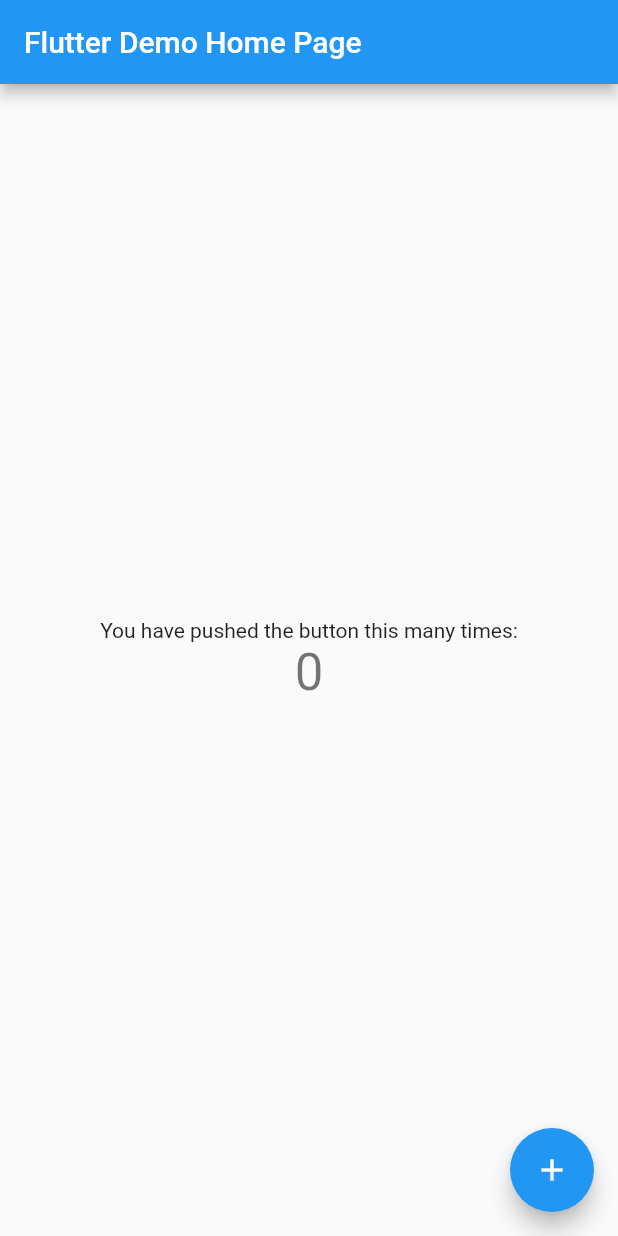
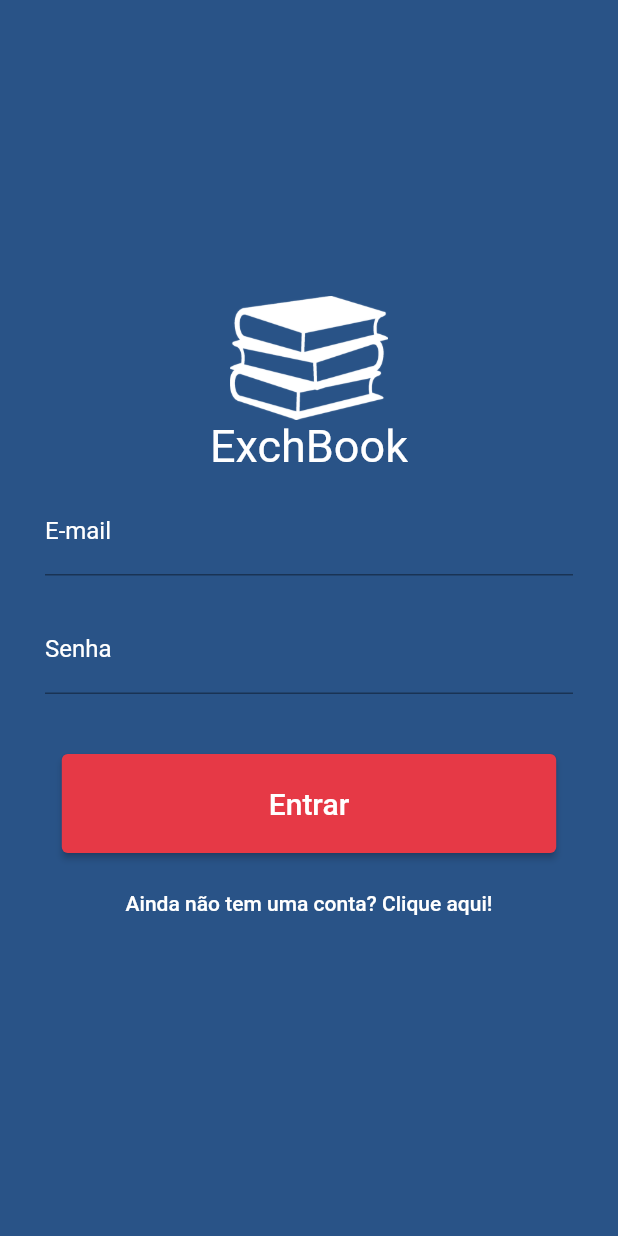
Before and after one commit to chfleury/exch-book-mobile, a Flutter app: the screen it shows after launch, on a phone screen of 412 x 824 dp. Run offline on Flutter 3.47's test engine with Material 2 defaults, Android fonts, the phone set to English and light mode, and no system bars; our stand-ins replace get; Roboto replaces fonts that are missing (SIMPLIFICA Typeface).

Commit message:
login page

```diff
--- a/lib/main.dart
+++ b/lib/main.dart
@@ -1,113 +1,21 @@
+import 'package:exch_book/util/constants.dart';
+import 'package:exch_book/views/login_page.dart';
 import 'package:flutter/material.dart';
+import 'package:get/get.dart';
 
 void main() {
   runApp(MyApp());
 }
 
 class MyApp extends StatelessWidget {
-  // This widget is the root of your application.
   @override
   Widget build(BuildContext context) {
-    return MaterialApp(
-      title: 'Flutter Demo',
+    return GetMaterialApp(
+      title: Constants.title,
       theme: ThemeData(
-        // This is the theme of your application.
-        //
-        // Try running your application with "flutter run". You'll see the
-        // application has a blue toolbar. Then, without quitting the app, try
-        // changing the primarySwatch below to Colors.green and then invoke
-        // "hot reload" (press "r" in the console where you ran "flutter run",
-        // or simply save your changes to "hot reload" in a Flutter IDE).
-        // Notice that the counter didn't reset back to zero; the application
-        // is not restarted.
         primarySwatch: Colors.blue,
       ),
-      home: MyHomePage(title: 'Flutter Demo Home Page'),
+      home: LoginPage(),
     );
   }
 }
-
-class MyHomePage extends StatefulWidget {
-  MyHomePage({Key? key, required this.title}) : super(key: key);
-
-  // This widget is the home page of your application. It is stateful, meaning
-  // that it has a State object (defined below) that contains fields that affect
-  // how it looks.
-
-  // This class is the configuration for the state. It holds the values (in this
-  // case the title) provided by the parent (in this case the App widget) and
-  // used by the build method of the State. Fields in a Widget subclass are
-  // always marked "final".
-
-  final String title;
-
-  @override
-  _MyHomePageState createState() => _MyHomePageState();
-}
-
-class _MyHomePageState extends State<MyHomePage> {
-  int _counter = 0;
-
-  void _incrementCounter() {
-    setState(() {
-      // This call to setState tells the Flutter framework that something has
-      // changed in this State, which causes it to rerun the build method below
-      // so that the display can reflect the updated values. If we changed
-      // _counter without calling setState(), then the build method would not be
-      // called again, and so nothing would appear to happen.
-      _counter++;
-    });
-  }
-
-  @override
-  Widget build(BuildContext context) {
-    // This method is rerun every time setState is called, for instance as done
-    // by the _incrementCounter method above.
-    //
-    // The Flutter framework has been optimized to make rerunning build methods
-    // fast, so that you can just rebuild anything that needs updating rather
-    // than having to individually change instances of widgets.
-    return Scaffold(
-      appBar: AppBar(
-        // Here we take the value from the MyHomePage object that was created by
-        // the App.build method, and use it to set our appbar title.
-        title: Text(widget.title),
-      ),
-      body: Center(
-        // Center is a layout widget. It takes a single child and positions it
-        // in the middle of the parent.
-        child: Column(
-          // Column is also a layout widget. It takes a list of children and
-          // arranges them vertically. By default, it sizes itself to fit its
-          // children horizontally, and tries to be as tall as its parent.
-          //
-          // Invoke "debug painting" (press "p" in the console, choose the
-          // "Toggle Debug Paint" action from the Flutter Inspector in Android
-          // Studio, or the "Toggle Debug Paint" command in Visual Studio Code)
-          // to see the wireframe for each widget.
-          //
-          // Column has various properties to control how it sizes itself and
-          // how it positions its children. Here we use mainAxisAlignment to
-          // center the children vertically; the main axis here is the vertical
-          // axis because Columns are vertical (the cross axis would be
-          // horizontal).
-          mainAxisAlignment: MainAxisAlignment.center,
-          children: <Widget>[
-            Text(
-              'You have pushed the button this many times:',
-            ),
-            Text(
-              '$_counter',
-              style: Theme.of(context).textTheme.headline4,
-            ),
-          ],
-        ),
-      ),
-      floatingActionButton: FloatingActionButton(
-        onPressed: _incrementCounter,
-        tooltip: 'Increment',
-        child: Icon(Icons.add),
-      ), // This trailing comma makes auto-formatting nicer for build methods.
-    );
-  }
-}
--- a/lib/util/constants.dart
+++ b/lib/util/constants.dart
@@ -1 +1,14 @@
-static const BASE_URL: '207.128.2.29:3333';
+import 'package:flutter/material.dart';
+
+class Constants {
+  static const BASE_URL = '207.128.2.29:3333';
+
+  static const title = 'ExchBook';
+
+  static const login = 'Entrar';
+  static const register = 'Registrar';
+  static const dontHaveAccount = 'Ainda não tem uma conta? Clique aqui!';
+
+  static const primaryColor = const Color(0xFF295387);
+  static const secondaryColor = const Color.fromRGBO(230, 57, 70, 1);
+}
--- a/lib/util/messages.dart
+++ b/lib/util/messages.dart
@@ -1 +1 @@
-static const exchangeErrorMessage = 'Erro ao efetuar a troca';
+const exchangeErrorMessage = 'Erro ao efetuar a troca';
--- /dev/null
+++ b/lib/views/login_page.dart
@@ -0,0 +1,182 @@
+import 'package:exch_book/util/constants.dart';
+import 'package:flutter/material.dart';
+
+class LoginPage extends StatefulWidget {
+  const LoginPage({Key? key}) : super(key: key);
+
+  @override
+  _LoginPageState createState() => _LoginPageState();
+}
+
+class _LoginPageState extends State<LoginPage> {
+  final _formKey = GlobalKey<FormState>();
+  String _email = '';
+  String _senha = '';
+
+  _submit() async {
+    if (_formKey.currentState!.validate()) {
+      _formKey.currentState!.save();
+      // _loginBloc.add(Login(email: _email, senha: _senha));
+    }
+  }
+
+  @override
+  void initState() {
+    // _loginBloc = LoginBloc(repository);
+    super.initState();
+  }
+
+  @override
+  Widget build(BuildContext context) {
+    var size = MediaQuery.of(context).size;
+
+    return Scaffold(
+      backgroundColor: Constants.primaryColor,
+      body: Center(
+        child: Column(
+          mainAxisAlignment: MainAxisAlignment.center,
+          crossAxisAlignment: CrossAxisAlignment.center,
+          children: <Widget>[
+            Container(
+              child: Image.asset('images/logo.png'),
+              height: size.height * 0.1,
+            ),
+            Text(
+              'ExchBook',
+              style: TextStyle(
+                  fontFamily: 'SIMPLIFICA Typeface',
+                  fontSize: 30,
+                  color: Colors.white),
+            ),
+            Form(
+              key: _formKey,
+              child: Column(
+                children: <Widget>[
+                  Padding(
+                    padding: const EdgeInsets.symmetric(
+                      horizontal: 30,
+                      vertical: 10,
+                    ),
+                    child: TextFormField(
+                      style: TextStyle(color: Colors.white),
+                      validator: (input) => (input!.length > 5 &&
+                              input.trim().length > 0 &&
+                              input.contains('@'))
+                          ? null
+                          : 'Por favor insira um email válido',
+                      decoration: InputDecoration(
+                          labelText: 'E-mail',
+                          labelStyle: TextStyle(
+                            color: Colors.white,
+                          )),
+                      onSaved: (input) => _email = input!,
+                    ),
+                  ),
+                  Padding(
+                    padding: const EdgeInsets.symmetric(
+                      horizontal: 30,
+                      vertical: 10,
+                    ),
+                    child: TextFormField(
+                      style: TextStyle(color: Colors.white),
+                      cursorColor: Colors.pink,
+                      obscureText: true,
+                      validator: (input) => input!.length < 6
+                          ? 'A senha deve conter pelo menos 6 caracteres'
+                          : null,
+                      decoration: InputDecoration(
+                          labelText: 'Senha',
+                          labelStyle: TextStyle(color: Colors.white)),
+                      onSaved: (input) => _senha = input!,
+                    ),
+                  ),
+                  SizedBox(
+                    height: 30,
+                  ),
+                  Container(
+                    width: size.width * 0.8,
+                    height: size.height * 0.08,
+                    child: ElevatedButton(
+                        style: ElevatedButton.styleFrom(
+                            primary: Constants.secondaryColor),
+                        onPressed: () => {},
+                        child: Text(
+                          Constants.login,
+                          style: TextStyle(fontSize: 20),
+                        )),
+                  ), // BlocListener<LoginBloc, LoginState>(
+                  //   bloc: _loginBloc,
+                  //   listener: (context, state) {
+                  //     if (state is LoginLoaded) {
+                  //       Navigator.of(context)
+                  //           .pushReplacementNamed(HomeScreen.id);
+                  //     } else if (state is LoginError) {
+                  //       print('Usuario ou senha invalidos');
+                  //     }
+                  //   },
+                  //   child: BlocBuilder<LoginBloc, LoginState>(
+                  //       bloc: _loginBloc,
+                  //       builder: (context, state) {
+                  //         if (state is LoginLoading) {
+                  //           return Center(
+                  //             child: LinearProgressIndicator(),
+                  //           );
+                  //         }
+                  //         return GradientButton(
+                  //             label: 'Entrar', onPressed: _submit);
+                  //       }),
+                  // ),
+                  SizedBox(
+                    height: 10,
+                  ),
+                  TextButton(
+                      onPressed: () => {},
+                      child: Text(
+                        Constants.dontHaveAccount,
+                        style: TextStyle(color: Colors.white),
+                      ))
+                  // Row(
+                  //   crossAxisAlignment: CrossAxisAlignment.center,
+                  //   mainAxisAlignment: MainAxisAlignment.center,
+                  //   children: <Widget>[
+                  //     Text('Ainda não possui uma conta?'),
+                  //     // _buildRegisterButton(),
+                  //   ],
+                  // ),
+                ],
+                mainAxisSize: MainAxisSize.min,
+              ),
+            )
+          ],
+        ),
+      ),
+    );
+  }
+}
+
+// _buildRegisterButton() {
+//   return Builder(builder: (context) {
+//     return TextButton(
+//       onPressed: () async {
+//         var response = await Navigator.of(context).pushNamed(RegisterScreen.id);
+//         if (response) {
+//           Scaffold.of(context).showSnackBar(SnackBar(
+//             content: Text(
+//               'Conta criada com Sucesso',
+//               style: TextStyle(
+//                 fontSize: 18,
+//               ),
+//             ),
+//             backgroundColor: Colors.green,
+//           ));
+//         }
+//       },
+//       child: Text(
+//         'Registre-se',
+//         style: TextStyle(
+//           color: Colors.pink,
+//         ),
+//       ),
+//     );
+//   });
+// }
```
Also changed, not shown: pubspec.yaml (+4 -5 lines), widgets/button.dart (added, +28 -0 lines), images/logo.png (added), images/logo_black.png (added), lib/views/register.dart (added), pubspec.lock, 1 other file.
